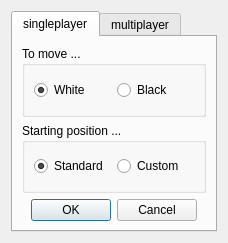
Before: the Qt Designer form new_game_window.ui in gwood1963/CS-Project, drawn with Qt 5.
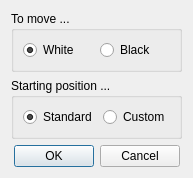
After: the same form once the commit is applied.

Diff of the .ui file:
```diff
--- a/new_game_window.ui
+++ b/new_game_window.ui
@@ -9,8 +9,8 @@
    <rect>
     <x>0</x>
     <y>0</y>
-    <width>228</width>
-    <height>243</height>
+    <width>179</width>
+    <height>166</height>
    </rect>
   </property>
   <property name="windowTitle">
@@ -19,16 +19,6 @@
   <property name="modal">
    <bool>true</bool>
   </property>
-  <layout class="QHBoxLayout" name="horizontalLayout">
-   <item>
-    <widget class="QTabWidget" name="game_modes">
-     <property name="currentIndex">
-      <number>0</number>
-     </property>
-     <widget class="QWidget" name="single_player">
-      <attribute name="title">
-       <string>singleplayer</string>
-      </attribute>
       <layout class="QVBoxLayout" name="verticalLayout">
        <item>
         <widget class="QGroupBox" name="to_move">
@@ -96,15 +86,6 @@
          <property name="centerButtons">
           <bool>true</bool>
          </property>
-        </widget>
-       </item>
-      </layout>
-     </widget>
-     <widget class="QWidget" name="multi_player">
-      <attribute name="title">
-       <string>multiplayer</string>
-      </attribute>
-     </widget>
     </widget>
    </item>
   </layout>
```
Lines whose indentation alone changed are shown as unchanged.
